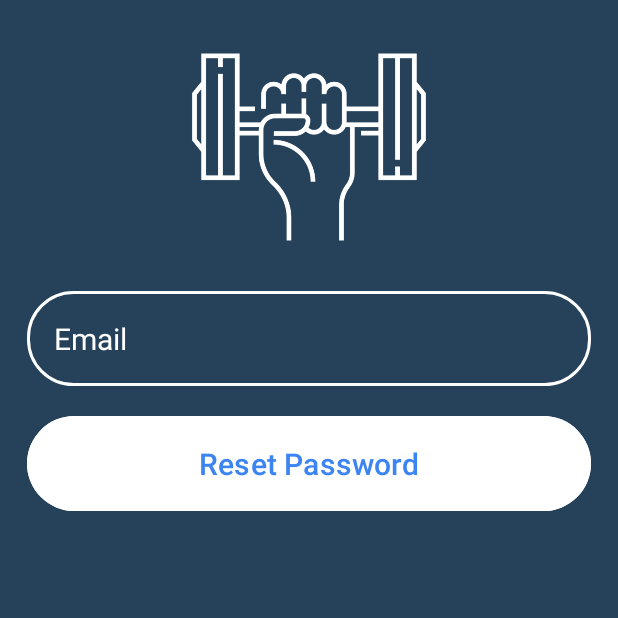
After one commit to sach1nkhatri/StayFit2.0, an Android app: the ForgotPassword screen opened directly, with no data from a screen before it, on a phone screen of 412 x 824 dp, the top half of it. The commit adds this screen. Run offline under Robolectric (Android 15) with nearby library versions, the phone set to English and light mode, and no system bars.

Commit message:
Simple Ui updated and bugfixes

```diff
--- a/app/src/main/AndroidManifest.xml
+++ b/app/src/main/AndroidManifest.xml
@@ -7,10 +7,9 @@
         tools:ignore="ManifestOrder" />
     <uses-permission android:name="android.permission.ACTIVITY_RECOGNITION" />
     <uses-permission android:name="android.permission.WAKE_LOCK" />
-    <uses-permission android:name="android.permission.READ_EXTERNAL_STORAGE"
+    <uses-permission
+        android:name="android.permission.READ_EXTERNAL_STORAGE"
         android:maxSdkVersion="32" />
-
-
 
     <application
         android:allowBackup="true"
@@ -22,6 +21,9 @@
         android:supportsRtl="true"
         android:theme="@style/Theme.StayFit20"
         tools:targetApi="31">
+        <activity
+            android:name=".ForgotPassword"
+            android:exported="false" />
         <activity
             android:name=".ui.activity.AboutUs"
             android:exported="false" />
--- /dev/null
+++ b/app/src/main/java/com/example/stayfit20/ForgotPassword.kt
@@ -0,0 +1,14 @@
+package com.example.stayfit20
+
+import android.os.Bundle
+import androidx.appcompat.app.AppCompatActivity
+class ForgotPassword: AppCompatActivity() {
+
+
+    override fun onCreate(savedInstanceState: Bundle?) {
+        super.onCreate(savedInstanceState)
+        setContentView(R.layout.activity_forgot_password)
+
+
+    }
+}
--- a/app/src/main/java/com/example/stayfit20/ui/activity/Login.kt
+++ b/app/src/main/java/com/example/stayfit20/ui/activity/Login.kt
@@ -7,14 +7,17 @@ import android.view.View
 import android.widget.Button
 import android.widget.EditText
 import android.widget.ProgressBar
+import android.widget.TextView
 import android.widget.Toast
 import androidx.activity.enableEdgeToEdge
 import androidx.appcompat.app.AppCompatActivity
+import com.example.stayfit20.ForgotPassword
 import com.example.stayfit20.R
 import com.google.firebase.auth.FirebaseAuth
 import com.google.firebase.auth.FirebaseUser
 
 class login : AppCompatActivity() {
+    lateinit var forgotPsw : TextView
     private lateinit var usernameInput: EditText
     private lateinit var passwordInput: EditText
     private lateinit var loginBtn: Button
@@ -39,6 +42,7 @@ class login : AppCompatActivity() {
         passwordInput = findViewById(R.id.password_input)
         loginBtn = findViewById(R.id.login_btn)
         signIn = findViewById(R.id.SignInBtn)
+        forgotPsw = findViewById(R.id.forgotPass)
         progressBar = findViewById(R.id.progress_bar)
 
         loginBtn.setOnClickListener {
@@ -63,6 +67,11 @@ class login : AppCompatActivity() {
             }
         }
 
+        forgotPsw.setOnClickListener {
+            val intent = Intent(this@login, ForgotPassword::class.java)
+            startActivity(intent)
+        }
+
         signIn.setOnClickListener {
             val intent = Intent(this@login, SignInPage::class.java)
             startActivity(intent)
--- /dev/null
+++ b/app/src/main/res/layout/activity_forgot_password.xml
@@ -0,0 +1,64 @@
+<?xml version="1.0" encoding="utf-8"?>
+<androidx.constraintlayout.widget.ConstraintLayout
+    xmlns:android="http://schemas.android.com/apk/res/android"
+    xmlns:app="http://schemas.android.com/apk/res-auto"
+    xmlns:tools="http://schemas.android.com/tools"
+    android:id="@+id/main"
+    android:layout_width="match_parent"
+    android:layout_height="match_parent"
+    android:background="@drawable/splash_bg"
+    android:padding="18dp"
+    android:orientation="vertical"
+    tools:context=".ForgotPassword">
+
+    <ImageView
+        android:id="@+id/logo_image"
+        android:layout_width="160dp"
+        android:layout_height="160dp"
+        android:src="@drawable/stayfitlogo2"
+        app:layout_constraintTop_toTopOf="parent"
+        app:layout_constraintStart_toStartOf="parent"
+        app:layout_constraintEnd_toEndOf="parent"
+        android:contentDescription="logo"/>
+
+    <EditText
+        android:id="@+id/email_input"
+        android:layout_width="0dp"
+        android:layout_height="wrap_content"
+        android:layout_marginTop="16dp"
+        android:hint="@string/email"
+        android:textColor="@color/white"
+        android:textColorHint="@color/white"
+        android:textSize="20sp"
+        android:background="@drawable/round_corner"
+        android:padding="18dp"
+        android:inputType="textEmailAddress"
+        app:layout_constraintStart_toStartOf="parent"
+        app:layout_constraintEnd_toEndOf="parent"
+        app:layout_constraintTop_toBottomOf="@+id/logo_image"/>
+
+    <Button
+        android:id="@+id/reset_password_btn"
+        android:layout_width="0dp"
+        android:layout_height="wrap_content"
+        android:layout_marginTop="16dp"
+        android:text="Reset Password"
+        android:backgroundTint="@color/white"
+        android:textColor="#3B84F1"
+        android:textSize="20sp"
+        android:padding="18dp"
+        app:layout_constraintStart_toStartOf="parent"
+        app:layout_constraintEnd_toEndOf="parent"
+        app:layout_constraintTop_toBottomOf="@+id/email_input"/>
+
+    <ProgressBar
+        android:id="@+id/progress_bar"
+        android:layout_width="wrap_content"
+        android:layout_height="wrap_content"
+        android:visibility="gone"
+        app:layout_constraintTop_toTopOf="parent"
+        app:layout_constraintBottom_toBottomOf="parent"
+        app:layout_constraintStart_toStartOf="parent"
+        app:layout_constraintEnd_toEndOf="parent"/>
+
+</androidx.constraintlayout.widget.ConstraintLayout>
--- a/app/src/main/res/layout/activity_login.xml
+++ b/app/src/main/res/layout/activity_login.xml
@@ -72,6 +72,7 @@
             android:textSize="18sp"
             android:textStyle="bold" />
         <TextView
+            android:id="@+id/forgotPass"
             android:layout_width="wrap_content"
             android:layout_height="wrap_content"
             android:text="@string/forgot_password"
```
